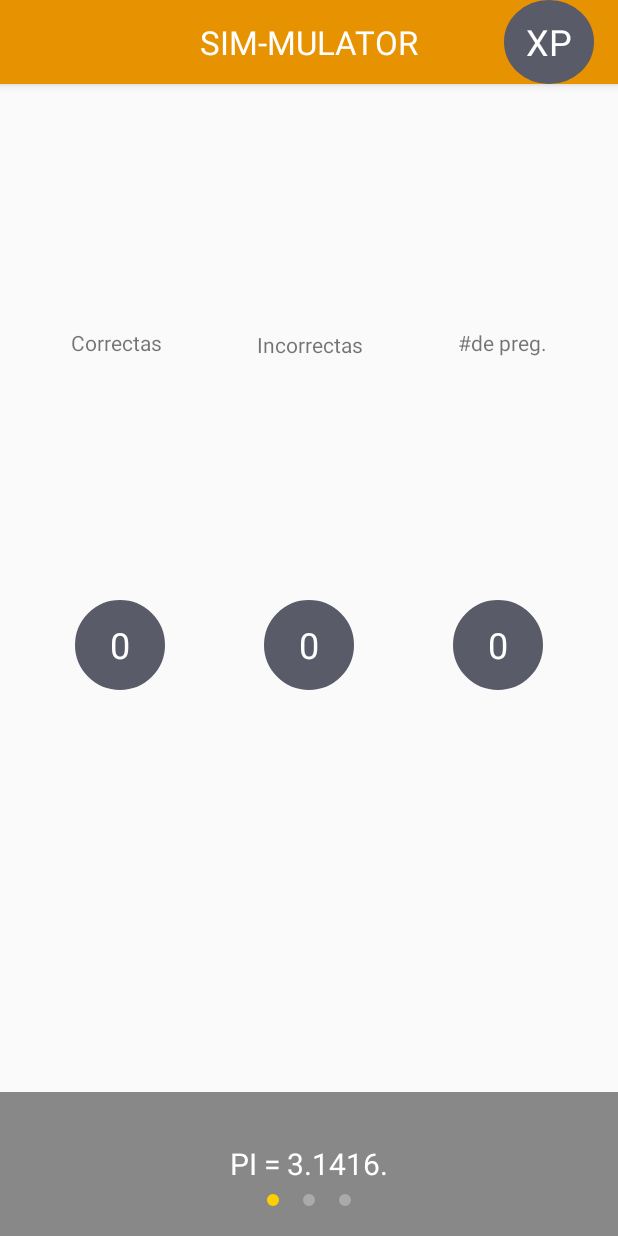
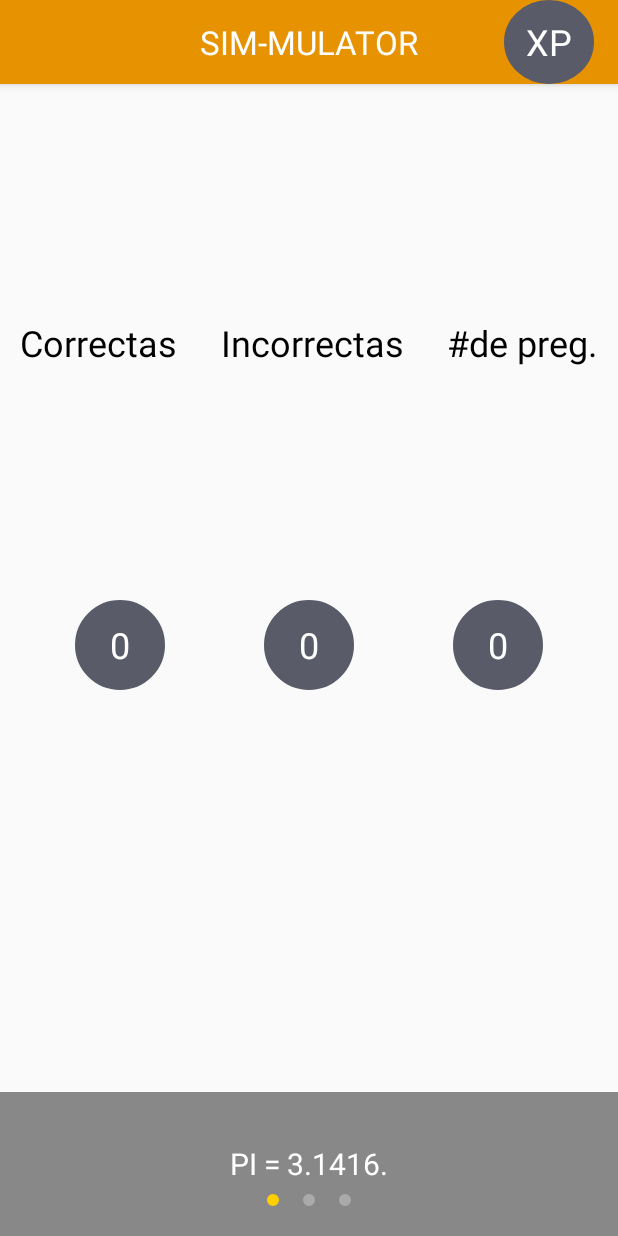
Before and after one commit to rbngza/ConexionTec, an Android app: the screen it shows after launch (MainActivity), after a tap on "XP", on a phone screen of 412 x 824 dp. Run offline under Robolectric (Android 15) with nearby library versions, the phone set to English and light mode, and no system bars; 2 other taps on this screen came first.

Commit message:
Minimal layout changes

```diff
--- a/app/src/main/res/layout/fragment_experience.xml
+++ b/app/src/main/res/layout/fragment_experience.xml
@@ -14,6 +14,8 @@
         android:layout_marginStart="8dp"
         android:layout_marginTop="8dp"
         android:text="Correctas"
+        android:textColor="@color/black"
+        android:textSize="24sp"
         app:layout_constraintBottom_toTopOf="@+id/text_correctos"
         app:layout_constraintEnd_toStartOf="@+id/textincorrtitle"
         app:layout_constraintStart_toStartOf="parent"
@@ -22,12 +24,14 @@
     <TextView
         android:id="@+id/textincorrtitle"
         android:layout_width="wrap_content"
-        android:layout_height="16dp"
+        android:layout_height="wrap_content"
         android:layout_marginBottom="8dp"
         android:layout_marginEnd="8dp"
         android:layout_marginStart="8dp"
         android:layout_marginTop="8dp"
         android:text="Incorrectas"
+        android:textColor="@color/black"
+        android:textSize="24sp"
         app:layout_constraintBottom_toTopOf="@+id/text_incorrectos"
         app:layout_constraintEnd_toStartOf="@+id/textpregtitle"
         app:layout_constraintStart_toEndOf="@+id/textcorrtitle"
@@ -42,6 +46,8 @@
         android:layout_marginStart="16dp"
         android:layout_marginTop="8dp"
         android:text="#de preg."
+        android:textColor="@color/black"
+        android:textSize="24sp"
         app:layout_constraintBottom_toTopOf="@+id/text_preguntas"
         app:layout_constraintEnd_toEndOf="parent"
         app:layout_constraintStart_toEndOf="@+id/textincorrtitle"
--- a/app/src/main/res/layout/fragment_quick_exam.xml
+++ b/app/src/main/res/layout/fragment_quick_exam.xml
@@ -10,12 +10,13 @@
         android:id="@+id/pregunta"
         android:layout_width="wrap_content"
         android:layout_height="wrap_content"
-        android:layout_marginBottom="394dp"
+        android:layout_marginBottom="391dp"
         android:layout_marginTop="98dp"
         android:text="TextView"
+        android:layout_marginLeft="10dp"
         android:textAlignment="viewStart"
         android:textColor="@color/black"
-        android:textSize="14sp"
+        android:textSize="18sp"
         android:textStyle="bold"
         app:layout_constraintBottom_toBottomOf="parent"
         app:layout_constraintEnd_toEndOf="parent"
```
